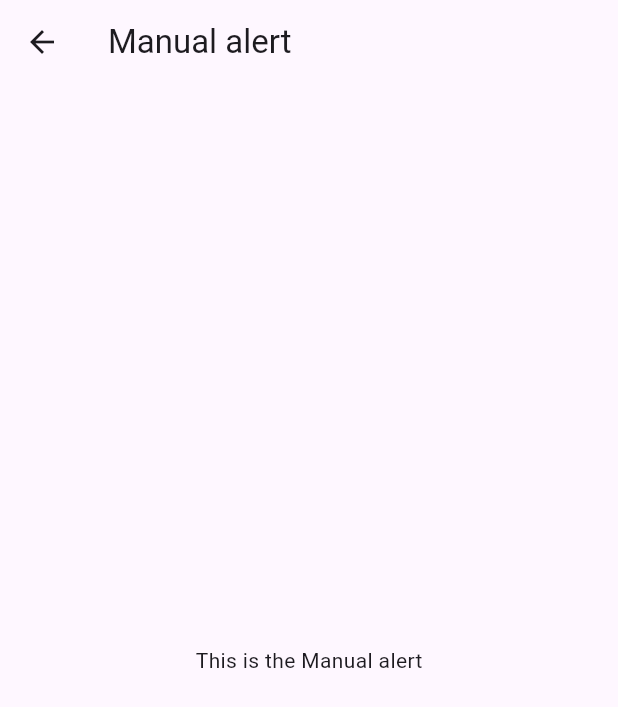
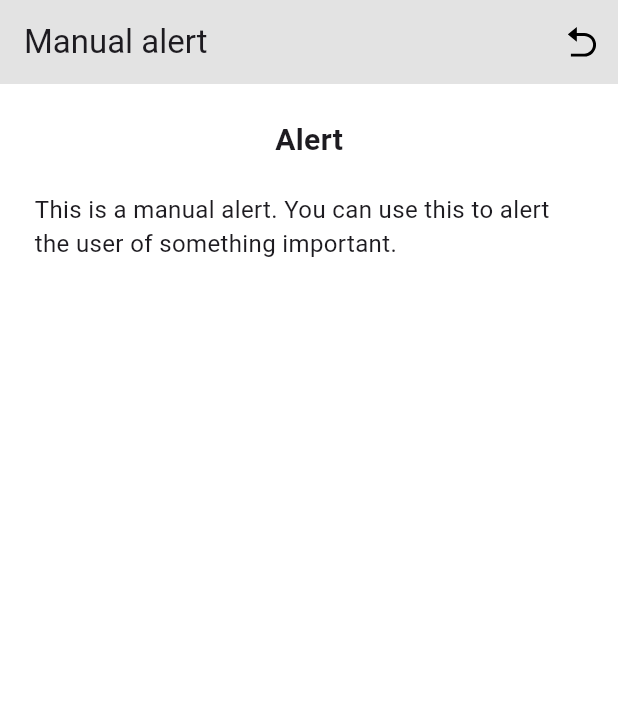
Before and after one commit to essadike-elhafiane/flutter-App, a Flutter app: the ManualAlert screen opened directly, on a phone screen of 412 x 824 dp. Shown: the top 707 px of the screen. Run offline on Flutter 3.47's test engine with Material 3 defaults, Android fonts, the phone set to English and light mode, and no system bars; our stand-ins replace fl_chart, flutter_svg.

Commit message:
add: manual page

```diff
--- a/lib/pages/manual.dart
+++ b/lib/pages/manual.dart
@@ -1,14 +1,52 @@
 import 'package:flutter/material.dart';
+import 'package:flutter_svg/svg.dart';
 
 class ManualAlert extends StatelessWidget {
+  const ManualAlert({Key? key}) : super(key: key);
+
   @override
   Widget build(BuildContext context) {
     return Scaffold(
       appBar: AppBar(
+        automaticallyImplyLeading: false, // Remove the default back button
+        backgroundColor:const Color(0xFFE3E3E3), // Set the background color to gray
         title: const Text('Manual alert'),
+        centerTitle: false,
+        actions: [
+          IconButton(
+            icon: SvgPicture.asset(
+              'assets/images/Vector5.svg',
+              width: 20.0,
+              height: 20.0,
+            ),
+            onPressed: () {
+              Navigator.pop(context); // Your custom action
+            },
+          ),
+        ],
       ),
-      body: const Center(
-        child: Text('This is the Manual alert'),
+      body: Container(
+        padding: const EdgeInsets.all(23.0),
+        color: Colors.white,
+        child:const Column(
+
+          children: [
+            const Text(
+              'Alert',
+              style: TextStyle(
+                fontSize: 20.0,
+                fontWeight: FontWeight.bold,
+              ),
+            ),
+            const SizedBox(height: 20.0),
+            const Text(
+              'This is a manual alert. You can use this to alert the user of something important.',
+              style: TextStyle(
+                fontSize: 16.0,
+              ),
+            ),
+          ],
+        ),
       ),
     );
   }
--- a/pubspec.yaml
+++ b/pubspec.yaml
@@ -69,6 +69,7 @@ flutter:
     - assets/images/Vector1.svg
     - assets/images/Vector2.svg
     - assets/images/Vector3.svg
+    - assets/images/Vector5.svg
     - assets/images/report.svg
     - assets/images/report.png
     - assets/images/img.jpg
```
Also changed, not shown: assets/images/Vector5.svg (added).
